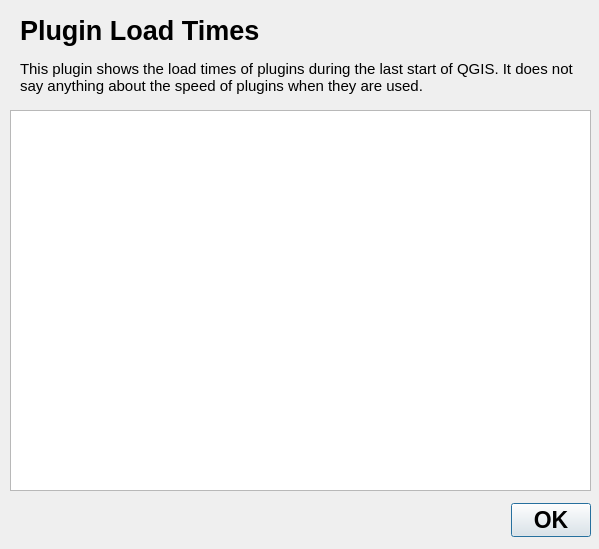
This is PluginLoadTimes/plugin_load_times_dialog_base.ui in mstuyts/Plugin-Load-Times as Qt 5 draws it before an edit. The edited form follows.
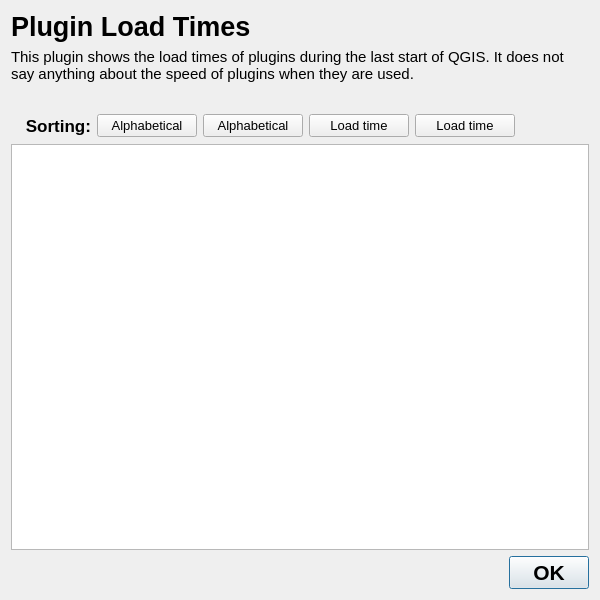
This is the edited form. Icons and pictures are not drawn.

```diff
--- a/PluginLoadTimes/plugin_load_times_dialog_base.ui
+++ b/PluginLoadTimes/plugin_load_times_dialog_base.ui
@@ -2,97 +2,318 @@
 <ui version="4.0">
  <class>PluginLoadTimesDialogBase</class>
  <widget class="QDialog" name="PluginLoadTimesDialogBase">
+  <property name="windowModality">
+   <enum>Qt::NonModal</enum>
+  </property>
+  <property name="enabled">
+   <bool>true</bool>
+  </property>
   <property name="geometry">
    <rect>
     <x>0</x>
     <y>0</y>
-    <width>599</width>
-    <height>549</height>
+    <width>600</width>
+    <height>600</height>
    </rect>
   </property>
+  <property name="sizePolicy">
+   <sizepolicy hsizetype="Preferred" vsizetype="Preferred">
+    <horstretch>0</horstretch>
+    <verstretch>0</verstretch>
+   </sizepolicy>
+  </property>
+  <property name="minimumSize">
+   <size>
+    <width>600</width>
+    <height>100</height>
+   </size>
+  </property>
+  <property name="maximumSize">
+   <size>
+    <width>16777215</width>
+    <height>16777215</height>
+   </size>
+  </property>
   <property name="windowTitle">
    <string>Plugin Load Times</string>
   </property>
+  <property name="autoFillBackground">
+   <bool>false</bool>
+  </property>
   <property name="locale">
    <locale language="English" country="UnitedStates"/>
   </property>
-  <widget class="QDialogButtonBox" name="button_box">
-   <property name="geometry">
-    <rect>
-     <x>250</x>
-     <y>500</y>
-     <width>341</width>
-     <height>41</height>
-    </rect>
-   </property>
-   <property name="font">
-    <font>
-     <pointsize>17</pointsize>
-     <weight>75</weight>
-     <bold>true</bold>
-    </font>
-   </property>
-   <property name="orientation">
-    <enum>Qt::Horizontal</enum>
-   </property>
-   <property name="standardButtons">
-    <set>QDialogButtonBox::Ok</set>
-   </property>
-  </widget>
-  <widget class="QTextBrowser" name="showloadtimes">
-   <property name="geometry">
-    <rect>
-     <x>10</x>
-     <y>110</y>
-     <width>581</width>
-     <height>381</height>
-    </rect>
-   </property>
-   <property name="autoFormatting">
-    <set>QTextEdit::AutoNone</set>
-   </property>
-  </widget>
-  <widget class="QLabel" name="label">
-   <property name="geometry">
-    <rect>
-     <x>20</x>
-     <y>10</y>
-     <width>371</width>
-     <height>41</height>
-    </rect>
-   </property>
-   <property name="text">
-    <string>&lt;html&gt;&lt;head/&gt;&lt;body&gt;&lt;p&gt;&lt;span style=&quot; font-size:20pt; font-weight:600;&quot;&gt;Plugin Load Times&lt;/span&gt;&lt;/p&gt;&lt;/body&gt;&lt;/html&gt;</string>
-   </property>
-   <property name="textFormat">
-    <enum>Qt::RichText</enum>
-   </property>
-   <property name="textInteractionFlags">
-    <set>Qt::NoTextInteraction</set>
-   </property>
-  </widget>
-  <widget class="QLabel" name="explanation">
-   <property name="geometry">
-    <rect>
-     <x>20</x>
-     <y>60</y>
-     <width>561</width>
-     <height>51</height>
-    </rect>
-   </property>
-   <property name="text">
-    <string>&lt;html&gt;&lt;head/&gt;&lt;body&gt;&lt;p&gt;&lt;span style=&quot; font-size:11pt;&quot;&gt;This plugin shows the load times of plugins during the last start of QGIS. It does not say anything about the speed of plugins when they are used.&lt;/span&gt;&lt;/p&gt;&lt;/body&gt;&lt;/html&gt;</string>
-   </property>
-   <property name="textFormat">
-    <enum>Qt::RichText</enum>
-   </property>
-   <property name="alignment">
-    <set>Qt::AlignLeading|Qt::AlignLeft|Qt::AlignTop</set>
-   </property>
-   <property name="wordWrap">
-    <bool>true</bool>
-   </property>
-  </widget>
+  <property name="sizeGripEnabled">
+   <bool>false</bool>
+  </property>
+  <layout class="QGridLayout" name="gridLayout">
+   <item row="0" column="0">
+    <layout class="QVBoxLayout" name="verticalLayout">
+     <item>
+      <widget class="QLabel" name="label">
+       <property name="maximumSize">
+        <size>
+         <width>16777215</width>
+         <height>50</height>
+        </size>
+       </property>
+       <property name="baseSize">
+        <size>
+         <width>0</width>
+         <height>50</height>
+        </size>
+       </property>
+       <property name="text">
+        <string>&lt;html&gt;&lt;head/&gt;&lt;body&gt;&lt;p&gt;&lt;span style=&quot; font-size:20pt; font-weight:600;&quot;&gt;Plugin Load Times&lt;/span&gt;&lt;/p&gt;&lt;/body&gt;&lt;/html&gt;</string>
+       </property>
+       <property name="textFormat">
+        <enum>Qt::RichText</enum>
+       </property>
+       <property name="margin">
+        <number>5</number>
+       </property>
+       <property name="textInteractionFlags">
+        <set>Qt::NoTextInteraction</set>
+       </property>
+      </widget>
+     </item>
+     <item>
+      <widget class="QLabel" name="explanation">
+       <property name="sizePolicy">
+        <sizepolicy hsizetype="Preferred" vsizetype="Preferred">
+         <horstretch>0</horstretch>
+         <verstretch>0</verstretch>
+        </sizepolicy>
+       </property>
+       <property name="maximumSize">
+        <size>
+         <width>16777215</width>
+         <height>60</height>
+        </size>
+       </property>
+       <property name="baseSize">
+        <size>
+         <width>0</width>
+         <height>60</height>
+        </size>
+       </property>
+       <property name="styleSheet">
+        <string notr="true"/>
+       </property>
+       <property name="text">
+        <string>&lt;html&gt;&lt;head/&gt;&lt;body&gt;&lt;p&gt;&lt;span style=&quot; font-size:11pt;&quot;&gt;This plugin shows the load times of plugins during the last start of QGIS. It does not say anything about the speed of plugins when they are used.&lt;br /&gt;&lt;br /&gt;&lt;/span&gt;&lt;/p&gt;&lt;/body&gt;&lt;/html&gt;</string>
+       </property>
+       <property name="textFormat">
+        <enum>Qt::RichText</enum>
+       </property>
+       <property name="scaledContents">
+        <bool>true</bool>
+       </property>
+       <property name="alignment">
+        <set>Qt::AlignLeading|Qt::AlignLeft|Qt::AlignTop</set>
+       </property>
+       <property name="wordWrap">
+        <bool>true</bool>
+       </property>
+       <property name="margin">
+        <number>0</number>
+       </property>
+      </widget>
+     </item>
+     <item>
+      <layout class="QHBoxLayout" name="horizontalLayout">
+       <property name="sizeConstraint">
+        <enum>QLayout::SetFixedSize</enum>
+       </property>
+       <item>
+        <widget class="QLabel" name="label_2">
+         <property name="sizePolicy">
+          <sizepolicy hsizetype="Preferred" vsizetype="Preferred">
+           <horstretch>0</horstretch>
+           <verstretch>0</verstretch>
+          </sizepolicy>
+         </property>
+         <property name="minimumSize">
+          <size>
+           <width>80</width>
+           <height>24</height>
+          </size>
+         </property>
+         <property name="sizeIncrement">
+          <size>
+           <width>1</width>
+           <height>0</height>
+          </size>
+         </property>
+         <property name="baseSize">
+          <size>
+           <width>80</width>
+           <height>24</height>
+          </size>
+         </property>
+         <property name="font">
+          <font>
+           <pointsize>13</pointsize>
+           <weight>75</weight>
+           <bold>true</bold>
+          </font>
+         </property>
+         <property name="text">
+          <string>Sorting:</string>
+         </property>
+         <property name="alignment">
+          <set>Qt::AlignRight|Qt::AlignTrailing|Qt::AlignVCenter</set>
+         </property>
+        </widget>
+       </item>
+       <item>
+        <widget class="QPushButton" name="sortalphabetical">
+         <property name="minimumSize">
+          <size>
+           <width>100</width>
+           <height>0</height>
+          </size>
+         </property>
+         <property name="font">
+          <font>
+           <pointsize>10</pointsize>
+          </font>
+         </property>
+         <property name="text">
+          <string>Alphabetical</string>
+         </property>
+         <property name="icon">
+          <iconset>
+           <normaloff>:/plugins/PluginLoadTimes/up.png</normaloff>:/plugins/PluginLoadTimes/up.png</iconset>
+         </property>
+         <attribute name="buttonGroup">
+          <string notr="true">buttonGroup</string>
+         </attribute>
+        </widget>
+       </item>
+       <item>
+        <widget class="QPushButton" name="sortalphabeticalrev">
+         <property name="minimumSize">
+          <size>
+           <width>100</width>
+           <height>0</height>
+          </size>
+         </property>
+         <property name="font">
+          <font>
+           <pointsize>10</pointsize>
+          </font>
+         </property>
+         <property name="text">
+          <string>Alphabetical</string>
+         </property>
+         <property name="icon">
+          <iconset>
+           <normaloff>:/plugins/PluginLoadTimes/down.png</normaloff>:/plugins/PluginLoadTimes/down.png</iconset>
+         </property>
+         <attribute name="buttonGroup">
+          <string notr="true">buttonGroup</string>
+         </attribute>
+        </widget>
+       </item>
+       <item>
+        <widget class="QPushButton" name="sortspeed">
+         <property name="minimumSize">
+          <size>
+           <width>100</width>
+           <height>0</height>
+          </size>
+         </property>
+         <property name="font">
+          <font>
+           <pointsize>10</pointsize>
+          </font>
+         </property>
+         <property name="text">
+          <string>Load time</string>
+         </property>
+         <property name="icon">
+          <iconset>
+           <normaloff>:/plugins/PluginLoadTimes/up.png</normaloff>:/plugins/PluginLoadTimes/up.png</iconset>
+         </property>
+         <property name="default">
+          <bool>false</bool>
+         </property>
+         <attribute name="buttonGroup">
+          <string notr="true">buttonGroup</string>
+         </attribute>
+        </widget>
+       </item>
+       <item>
+        <widget class="QPushButton" name="sortspeedrev">
+         <property name="minimumSize">
+          <size>
+           <width>100</width>
+           <height>0</height>
+          </size>
+         </property>
+         <property name="font">
+          <font>
+           <pointsize>10</pointsize>
+          </font>
+         </property>
+         <property name="text">
+          <string>Load time</string>
+         </property>
+         <property name="icon">
+          <iconset>
+           <normaloff>:/plugins/PluginLoadTimes/down.png</normaloff>:/plugins/PluginLoadTimes/down.png</iconset>
+         </property>
+         <attribute name="buttonGroup">
+          <string notr="true">buttonGroup</string>
+         </attribute>
+        </widget>
+       </item>
+       <item>
+        <spacer name="horizontalSpacer">
+         <property name="orientation">
+          <enum>Qt::Horizontal</enum>
+         </property>
+         <property name="sizeHint" stdset="0">
+          <size>
+           <width>40</width>
+           <height>20</height>
+          </size>
+         </property>
+        </spacer>
+       </item>
+      </layout>
+     </item>
+     <item>
+      <widget class="QTextBrowser" name="showloadtimes">
+       <property name="minimumSize">
+        <size>
+         <width>0</width>
+         <height>120</height>
+        </size>
+       </property>
+      </widget>
+     </item>
+     <item>
+      <widget class="QDialogButtonBox" name="button_box">
+       <property name="font">
+        <font>
+         <pointsize>16</pointsize>
+         <weight>75</weight>
+         <bold>true</bold>
+        </font>
+       </property>
+       <property name="orientation">
+        <enum>Qt::Horizontal</enum>
+       </property>
+       <property name="standardButtons">
+        <set>QDialogButtonBox::Ok</set>
+       </property>
+      </widget>
+     </item>
+    </layout>
+   </item>
+  </layout>
  </widget>
  <resources/>
  <connections>
```
Left out of the diff: 18 changed lines with no effect on the pictures.
